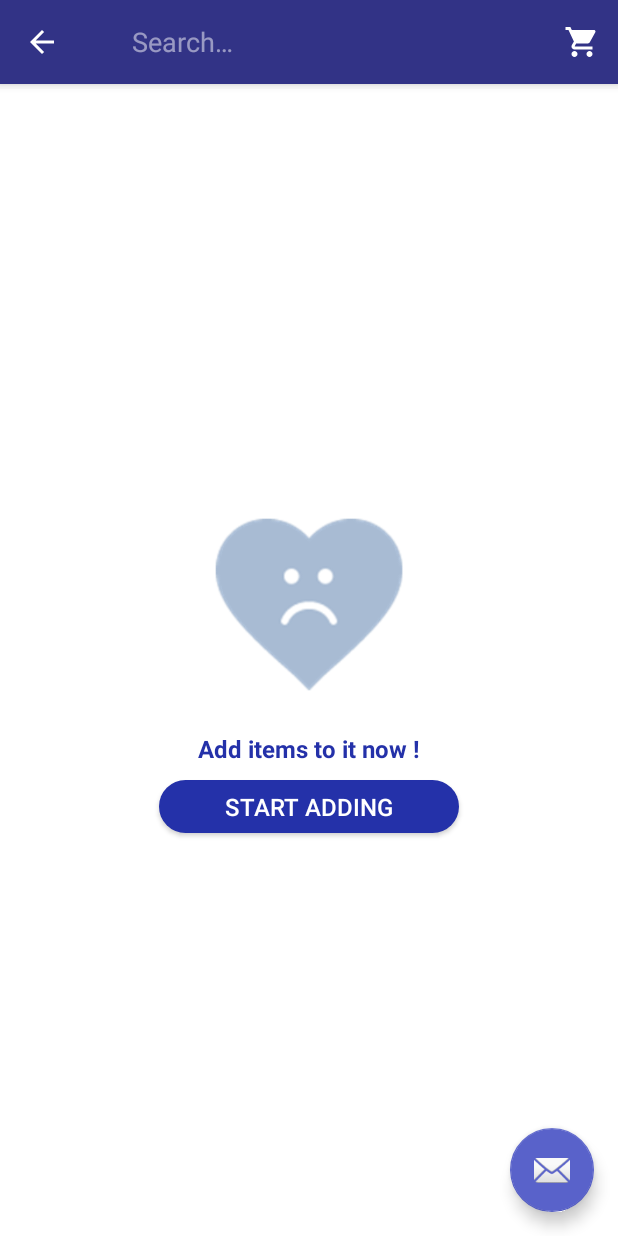
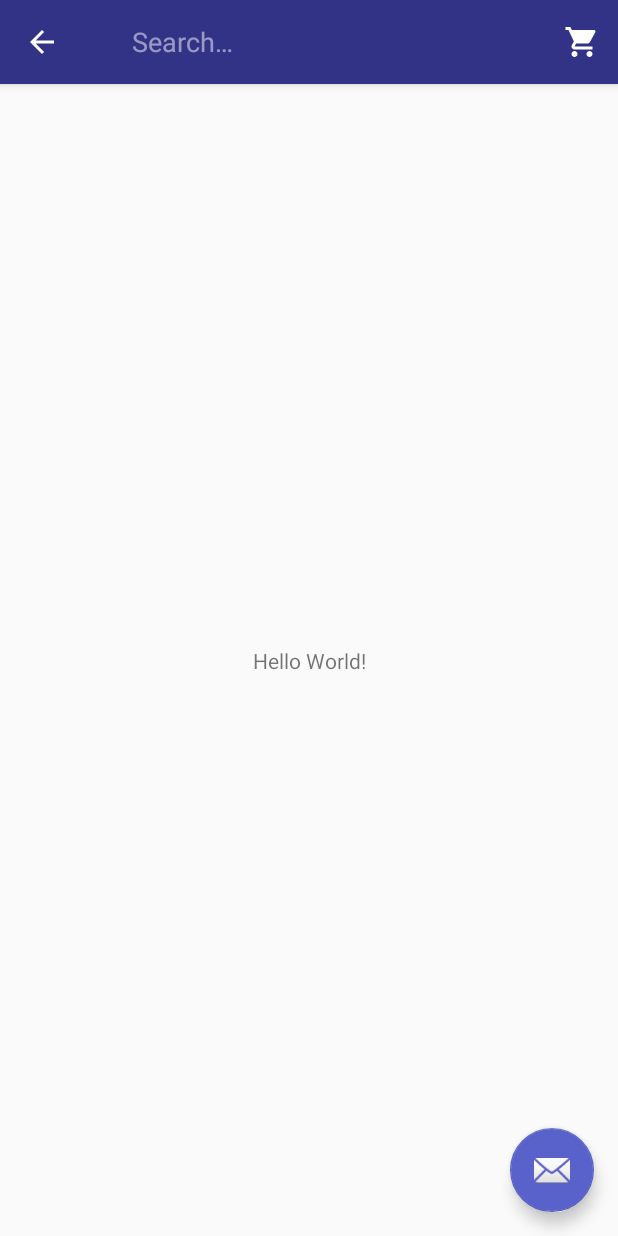
Before and after one commit to Avjeet/FunMofoApp, an Android app: the MainActivity screen opened directly, with no data from a screen before it, in the side drawer, after a tap on "My Wishlist", on a phone screen of 412 x 824 dp. Run offline under Robolectric (Android 15) with nearby library versions, the phone set to English and light mode, and no system bars.

Commit message:
My changes

```diff
--- a/app/src/main/java/com/example/acer/funmofoapp/MainActivity.java
+++ b/app/src/main/java/com/example/acer/funmofoapp/MainActivity.java
@@ -86,8 +86,8 @@ public class MainActivity extends AppCompatActivity
         // Handle navigation view item clicks here.
         int id = item.getItemId();
 
-        FragmentManager mgr=getSupportFragmentManager();
-        FragmentTransaction trans=mgr.beginTransaction();
+//        FragmentManager mgr=getSupportFragmentManager();
+//        FragmentTransaction trans=mgr.beginTransaction();
 
         if (id == R.id.home) {
 
@@ -98,12 +98,12 @@ public class MainActivity extends AppCompatActivity
         } else if (id == R.id.New) {
 
         } else if (id == R.id.wishlist2) {
-            trans.replace(R.id.fragment,new WishlistFragment());
-            trans.commit();
+//            trans.replace(R.id.fragment,new WishlistFragment());
+//            trans.commit();
 
         } else if (id == R.id.cart2) {
-            trans.replace(R.id.fragment,new CartFragment());
-            trans.commit();
+//            trans.replace(R.id.fragment,new CartFragment());
+//            trans.commit();
 
         } else if(id == R.id.orders){
             Intent i1=new Intent(MainActivity.this,MyOrderActivity.class);
--- a/app/src/main/res/layout/app_bar_main.xml
+++ b/app/src/main/res/layout/app_bar_main.xml
@@ -22,11 +22,6 @@
 
     <include layout="@layout/content_main" />
 
-    <FrameLayout
-        android:layout_marginTop="59dp"
-        android:id="@+id/fragment"
-        android:layout_width="match_parent"
-        android:layout_height="match_parent"></FrameLayout>
 
 
     <android.support.design.widget.FloatingActionButton
--- a/app/src/main/res/layout/list_item2.xml
+++ b/app/src/main/res/layout/list_item2.xml
@@ -12,7 +12,7 @@
         android:layout_marginBottom="3.5dp"
         android:layout_marginLeft="8dp"
         android:layout_marginRight="8dp"
-        app:cardElevation="2sp">
+        app:cardElevation="2dp">
 
         <RelativeLayout
             android:layout_width="match_parent"
```
